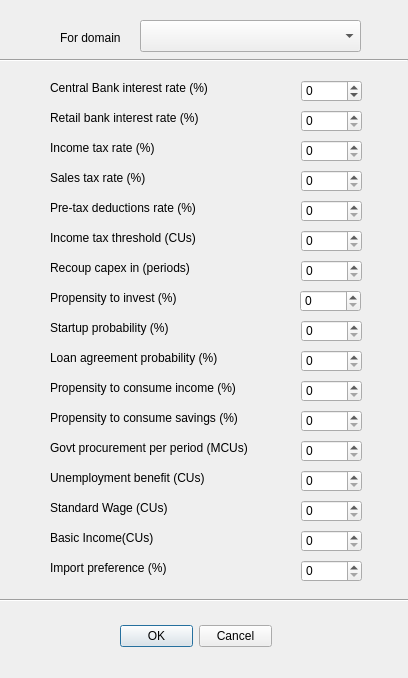
First picture: the form in domainparametersdialog.ui, repository Obson/MicroSim-GUI, before the edit.
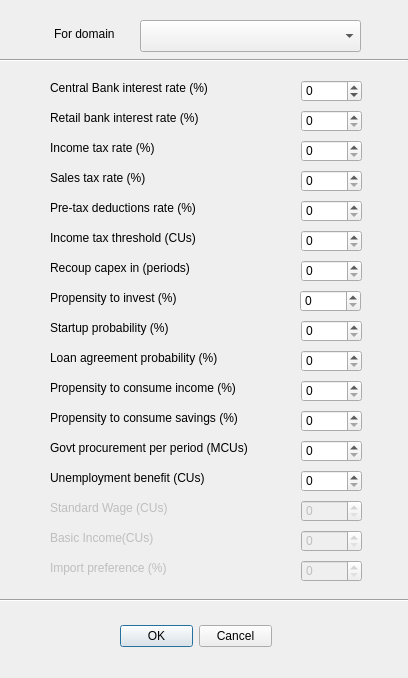
Second picture: the form after the edit.

```diff
--- a/domainparametersdialog.ui
+++ b/domainparametersdialog.ui
@@ -345,6 +345,9 @@
    </property>
   </widget>
   <widget class="QLabel" name="label_15">
+   <property name="enabled">
+    <bool>false</bool>
+   </property>
    <property name="geometry">
     <rect>
      <x>50</x>
@@ -358,6 +361,9 @@
    </property>
   </widget>
   <widget class="QSpinBox" name="sbStdWage">
+   <property name="enabled">
+    <bool>false</bool>
+   </property>
    <property name="geometry">
     <rect>
      <x>301</x>
@@ -368,6 +374,9 @@
    </property>
   </widget>
   <widget class="QLabel" name="label_16">
+   <property name="enabled">
+    <bool>false</bool>
+   </property>
    <property name="geometry">
     <rect>
      <x>50</x>
@@ -381,6 +390,9 @@
    </property>
   </widget>
   <widget class="QSpinBox" name="sbBasicInc">
+   <property name="enabled">
+    <bool>false</bool>
+   </property>
    <property name="geometry">
     <rect>
      <x>301</x>
@@ -394,6 +406,9 @@
    </property>
   </widget>
   <widget class="QLabel" name="label_17">
+   <property name="enabled">
+    <bool>false</bool>
+   </property>
    <property name="geometry">
     <rect>
      <x>50</x>
@@ -407,6 +422,9 @@
    </property>
   </widget>
   <widget class="QSpinBox" name="sbImportPref">
+   <property name="enabled">
+    <bool>false</bool>
+   </property>
    <property name="geometry">
     <rect>
      <x>301</x>
@@ -461,8 +479,8 @@
   <widget class="QLabel" name="label_7">
    <property name="geometry">
     <rect>
-     <x>60</x>
-     <y>30</y>
+     <x>54</x>
+     <y>26</y>
      <width>71</width>
      <height>16</height>
     </rect>
```
